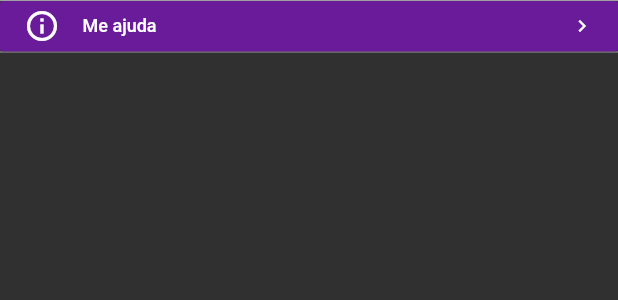
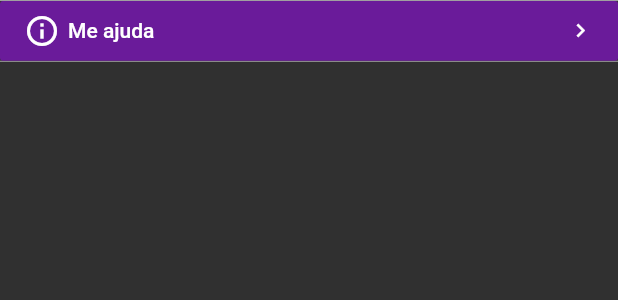
Before and after one commit to Vini03-Alcantra/nubankappflutter, a Flutter app: the ItemMenu widget shown alone on an empty page, opened directly, on a phone screen of 412 x 824 dp. Shown: the top 300 px of the screen. Run offline on Flutter 3.47's test engine with Material 2 defaults, Android fonts, the phone set to English and light mode, and no system bars; our stand-ins replace flutter_icons; network calls fail.

Commit message:
configuração no item_menu

```diff
--- a/lib/widgets/item_menu.dart
+++ b/lib/widgets/item_menu.dart
@@ -8,8 +8,10 @@ class ItemMenu extends StatelessWidget {
 
   @override
   Widget build(BuildContext context) {
+    var altura = MediaQuery.of(context).size.height;
+    var largura = MediaQuery.of(context).size.width;
     return Container(
-      height: 35,
+      height: altura * 0.05,
       decoration: BoxDecoration(
         border: Border(
           bottom: BorderSide(width: 0.7, color: Colors.white54),
@@ -31,11 +33,11 @@ class ItemMenu extends StatelessWidget {
             Row(
               children: <Widget>[
                 Icon(icon),
-                SizedBox(width: 15),
-                Text(texto, style: TextStyle(fontSize: 12))
+                SizedBox(width: largura * 0.013),
+                Text(texto, style: TextStyle(fontSize: 14))
               ],
             ),
-            Icon(Icons.chevron_right, size: 16)
+            Icon(Icons.chevron_right, size: 18)
           ],
         ),
         onPressed: (){},
--- a/lib/widgets/menu_app.dart
+++ b/lib/widgets/menu_app.dart
@@ -16,7 +16,6 @@ class MenuApp extends StatelessWidget {
         opacity: showMenu ? 1 : 0,
         duration: Duration(milliseconds: 500),
         child: Container(
-          color: Colors.green,
           height: altura * 0.7,
           child: Column(
             children: <Widget>[
@@ -94,7 +93,7 @@ class MenuApp extends StatelessWidget {
                           highlightElevation: 0,
                           hoverElevation: 0,
                           splashColor: Colors.purple[900],
-                          child: Text("Sair do APP",
+                          child: Text("SAIR DO APP",
                           style: TextStyle(fontSize: 14, fontWeight: FontWeight.w500),
                           ),
                           onPressed: (){},
```
